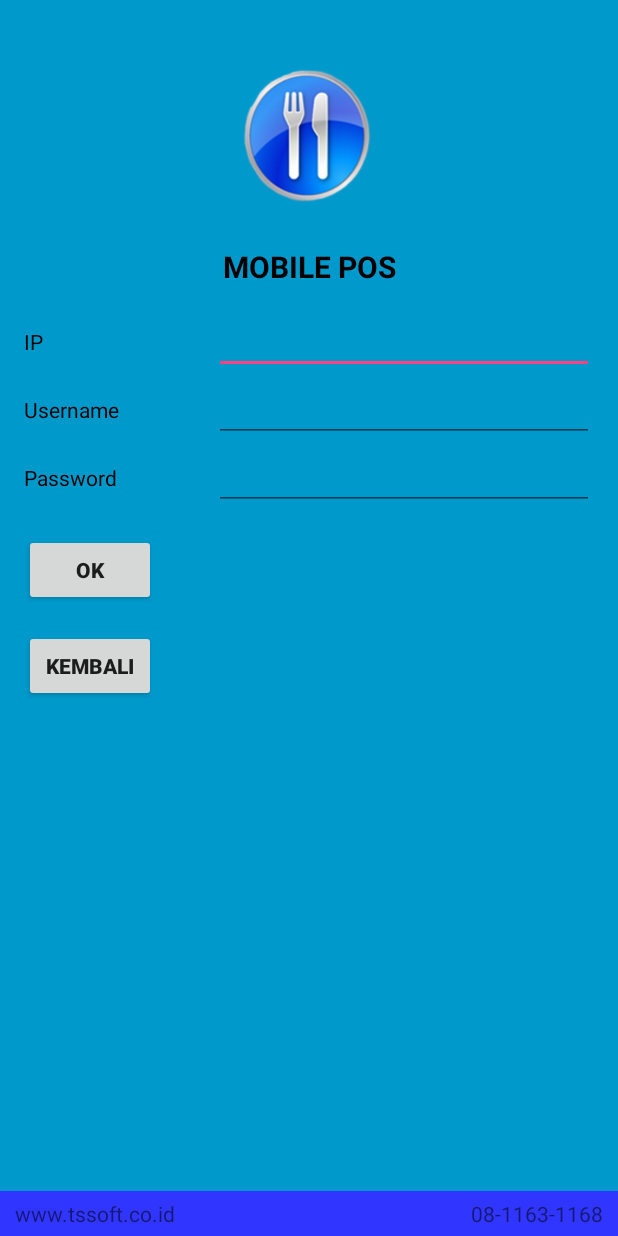
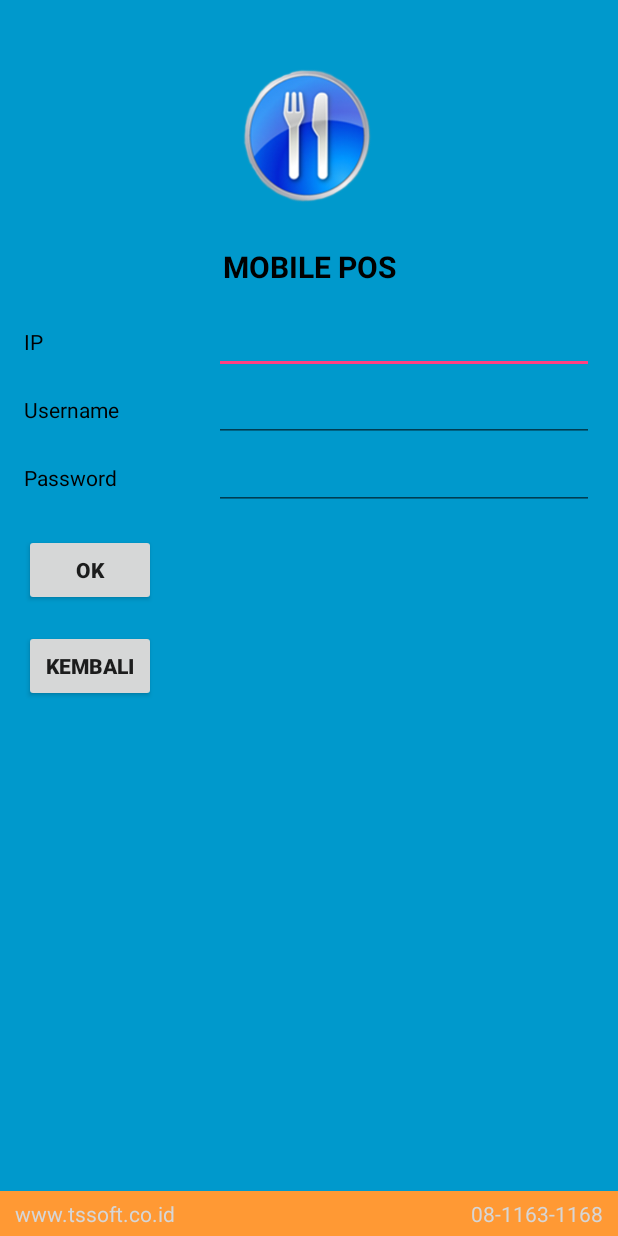
Before and after one commit to davidzzz/POS, an Android app: the SettingActivity screen opened directly, with no data from a screen before it, on a phone screen of 412 x 824 dp. Run offline under Robolectric (Android 15) with nearby library versions, the phone set to English and light mode, and no system bars.

```diff
--- a/app/src/main/res/layout/activity_setting.xml
+++ b/app/src/main/res/layout/activity_setting.xml
@@ -129,17 +129,19 @@
         android:gravity="bottom"
         android:paddingTop="5dp"
         android:paddingBottom="5dp"
-        android:background="#3036FF">
+        android:background="#ff9934">
         <TextView
             android:layout_width="wrap_content"
             android:layout_height="wrap_content"
             android:paddingLeft="10dp"
+            android:textColor="@color/colorWhite"
             android:text="www.tssoft.co.id"/>
         <TextView
             android:layout_width="match_parent"
             android:layout_height="wrap_content"
             android:gravity="end"
             android:paddingRight="10dp"
+            android:textColor="@color/colorWhite"
             android:text="08-1163-1168"/>
     </LinearLayout>
 </LinearLayout>
```
